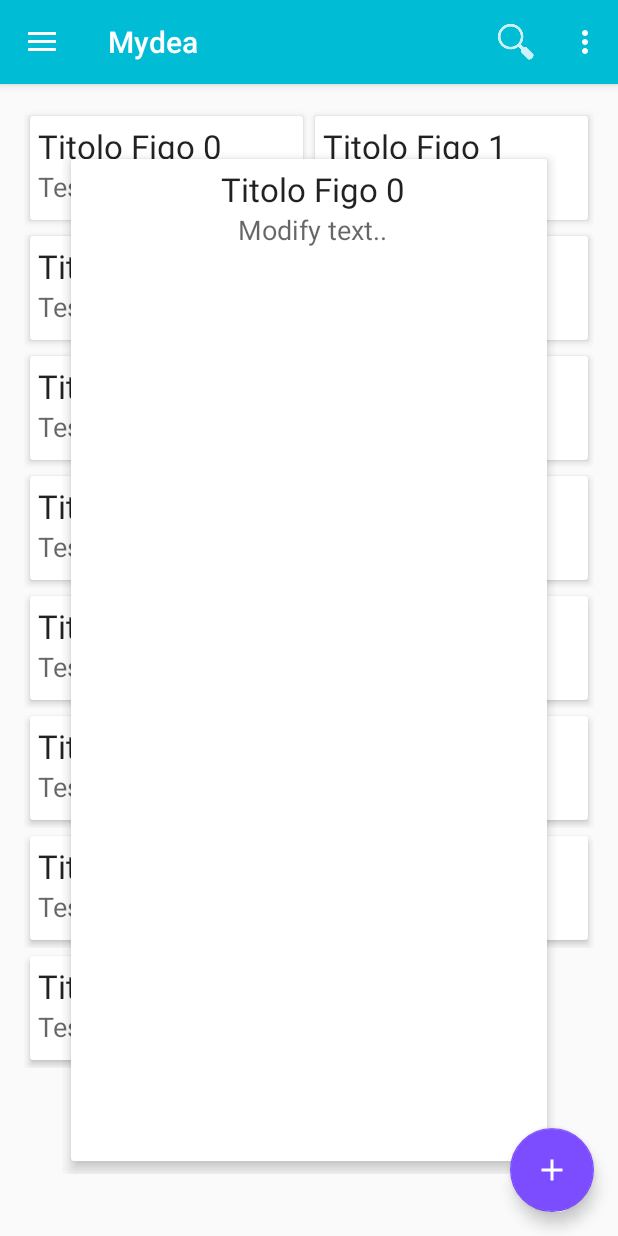
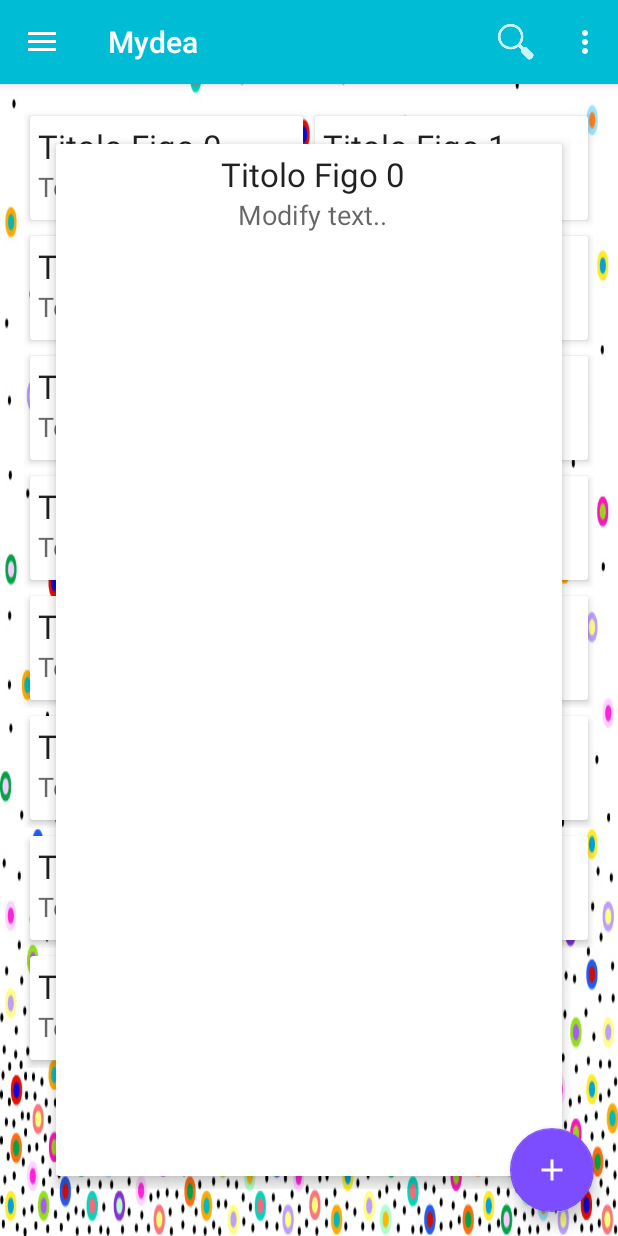
Before and after one commit to AndreaMinato/mydea, an Android app: the screen it shows after launch (MainActivity), after a tap on an icon or button, on a phone screen of 412 x 824 dp. Run offline under Robolectric (Android 15) with nearby library versions, the phone set to English and light mode, and no system bars; libraries missing offline, so code that uses them is left out: com.github.florent37.viewanimator.

Commit message:
prova pattern di sfondo (è solo una prova!)

```diff
--- a/app/src/main/res/layout/activity_main.xml
+++ b/app/src/main/res/layout/activity_main.xml
@@ -6,6 +6,7 @@
     android:layout_width="match_parent"
     android:layout_height="match_parent"
     android:fitsSystemWindows="true"
+    android:background="@drawable/dots_patterns"
     tools:openDrawer="start">
 
     <include
--- a/app/src/main/res/layout/fragment_fragment_modifica_nota.xml
+++ b/app/src/main/res/layout/fragment_fragment_modifica_nota.xml
@@ -11,7 +11,7 @@
         android:layout_width="match_parent"
         android:layout_height="match_parent"
         android:layout_gravity="center"
-        android:layout_margin="25dp">
+        android:layout_margin="15dp">
 
         <android.support.v7.widget.CardView xmlns:card_view="http://schemas.android.com/apk/res-auto"
             android:id="@+id/cardView"
--- /dev/null
+++ b/app/src/main/res/transition/grid_exit.xml
@@ -0,0 +1,4 @@
+<?xml version="1.0" encoding="utf-8"?>
+<explode xmlns:android="http://schemas.android.com/apk/res/android">
+
+</explode>
```
Also changed, not shown: app/src/main/res/values-v21/styles.xml (+7 -1 lines), app/src/main/res/drawable-mdpi/dots_patterns.jpg (added).
